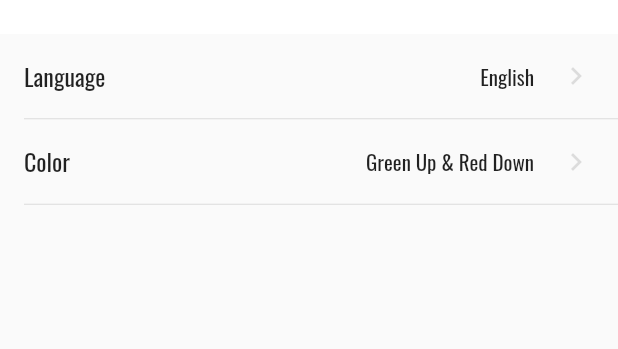
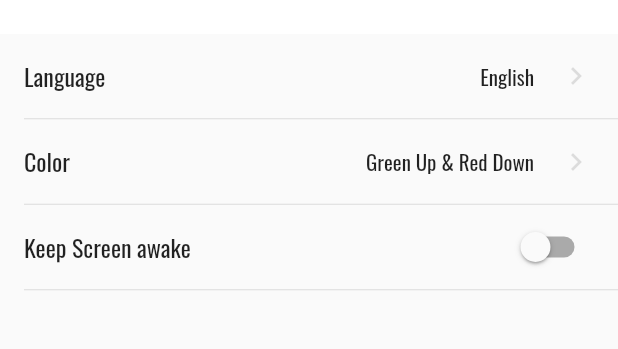
Before and after one commit to BenDaye/flutter-lebei-exchange, a Flutter app: the GeneralView screen opened by its route, on a phone screen of 412 x 824 dp, the part 152-501 px from its top. Run offline on Flutter 3.47's test engine with Material 2 defaults, Android fonts, the phone set to English and light mode, and no system bars; our stand-ins replace bottom_navy_bar, carousel_slider, connectivity, dio, extended_nested_scroll_view, get and 10 more; missing offline and left inert: flustars, k_chart, redux_epics; network calls fail.

Commit message:
feat: keep screen awake

```diff
--- a/lib/assets/theme.dart
+++ b/lib/assets/theme.dart
@@ -40,6 +40,7 @@ class CustomTheme {
       primarySwatch: Colors.orange,
       primaryColor: Colors.orange,
       accentColor: Colors.orange,
+      toggleableActiveColor: Colors.orange,
       backgroundColor: isDarkTheme ? Colors.grey[800] : Colors.white,
       tabBarTheme: TabBarTheme(
         indicator: BoxDecoration(border: Border(bottom: BorderSide(color: Colors.orange, width: 2.0))),
--- a/lib/assets/translations/en_US.dart
+++ b/lib/assets/translations/en_US.dart
@@ -48,11 +48,14 @@ const Map<String, String> en_US = {
   'SettingsPage.Share': 'Share',
   'GeneralPage.Language': 'Language',
   'GeneralPage.Color': 'Color',
+  'GeneralPage.Wakelock': 'Keep Screen awake',
   'AdvanceDeclineColorMode.AdvanceGreen': 'Green Up & Red Down',
   'AdvanceDeclineColorMode.AdvanceRed': 'Red Up & Green Down',
   'Language.en-US': 'English',
   'Language.zh-CN': '简体中文',
   'ExchangesPage.AppBar.Title': 'Exchanges',
   'ExchangesPage.CurrentExchange': 'Current Exchange',
-  'ExchangesPage.RecommandedExchange': 'Recommanded'
+  'ExchangesPage.RecommandedExchange': 'Recommanded',
+  'Common.Switcher.On': 'On',
+  'Common.Switcher.Off': 'Off',
 };
--- a/lib/assets/translations/zh_CN.dart
+++ b/lib/assets/translations/zh_CN.dart
@@ -48,11 +48,14 @@ const Map<String, String> zh_CN = {
   'SettingsPage.Share': '分享应用',
   'GeneralPage.Language': '语言设置',
   'GeneralPage.Color': '颜色设置',
+  'GeneralPage.Wakelock': '保持屏幕常亮',
   'AdvanceDeclineColorMode.AdvanceGreen': '绿涨红跌',
   'AdvanceDeclineColorMode.AdvanceRed': '红涨绿跌',
   'Language.en-US': 'English',
   'Language.zh-CN': '简体中文',
   'ExchangesPage.AppBar.Title': '交易所列表',
   'ExchangesPage.CurrentExchange': '当前交易所',
-  'ExchangesPage.RecommandedExchange': '推荐'
+  'ExchangesPage.RecommandedExchange': '推荐',
+  'Common.Switcher.On': '已开启',
+  'Common.Switcher.Off': '已关闭',
 };
--- a/lib/pages/setting/views/general_view.dart
+++ b/lib/pages/setting/views/general_view.dart
@@ -90,6 +90,17 @@ class GeneralView extends GetView<SettingsController> {
                   height: 1.0,
                   indent: 16.0,
                 ),
+                Obx(
+                  () => SwitchListTile(
+                    title: Text('GeneralPage.Wakelock'.tr),
+                    value: controller.wakelock.value,
+                    onChanged: controller.onSwitchWakelock,
+                  ),
+                ),
+                Divider(
+                  height: 1.0,
+                  indent: 16.0,
+                ),
               ],
             ),
           ),
--- a/pubspec.yaml
+++ b/pubspec.yaml
@@ -51,6 +51,7 @@ dependencies:
   sentry: ^5.1.0-beta.1
   shimmer: ^2.0.0
   transparent_image: ^2.0.0
+  wakelock: ^0.5.2
 
 dev_dependencies:
   flutter_test:
```
Also changed, not shown: lib/pages/setting/controllers/settings_controller.dart (+11 -1 lines), pubspec.lock, 1 other file.
